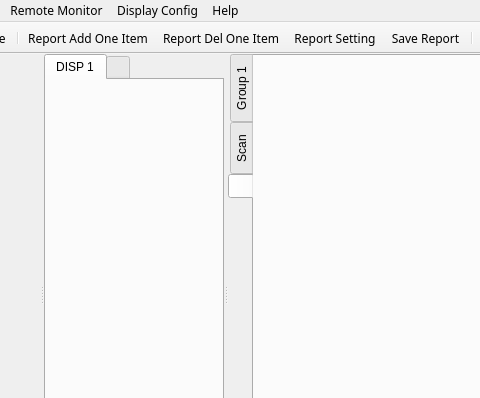
The window that phascan_view/ui/mainwindow.ui (qinxingying/hello-word) describes before a commit, drawn with Qt 5; both pictures show x 159 to 639 and y 0 to 398 of the 757 by 555 pixel window.
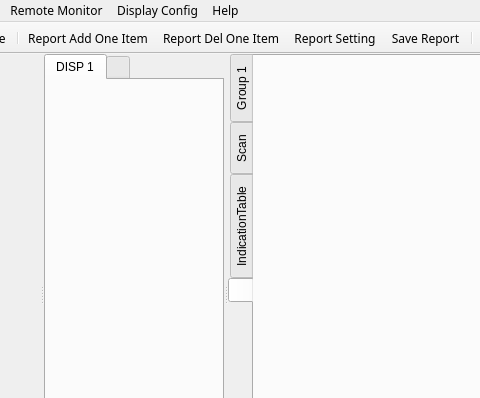
The same window after the commit. The open tabs and pages were chosen to show the change. Icons and pictures are not drawn. Custom widgets are drawn as their Qt base class.

Patch:
```diff
--- a/phascan_view/ui/mainwindow.ui
+++ b/phascan_view/ui/mainwindow.ui
@@ -193,6 +193,11 @@
          <string>Scan</string>
         </attribute>
        </widget>
+       <widget class="IndicationTableWidget" name="IndicationTable">
+        <attribute name="title">
+         <string>IndicationTable</string>
+        </attribute>
+       </widget>
        <widget class="QWidget" name="GroupAdd">
         <property name="minimumSize">
          <size>
@@ -780,6 +785,12 @@
    <header location="global">measurewidget.h</header>
    <container>1</container>
   </customwidget>
+  <customwidget>
+   <class>IndicationTableWidget</class>
+   <extends>QWidget</extends>
+   <header location="global">indicationtablewidget.h</header>
+   <container>1</container>
+  </customwidget>
  </customwidgets>
  <resources>
   <include location="../mainwindow.qrc"/>
```
